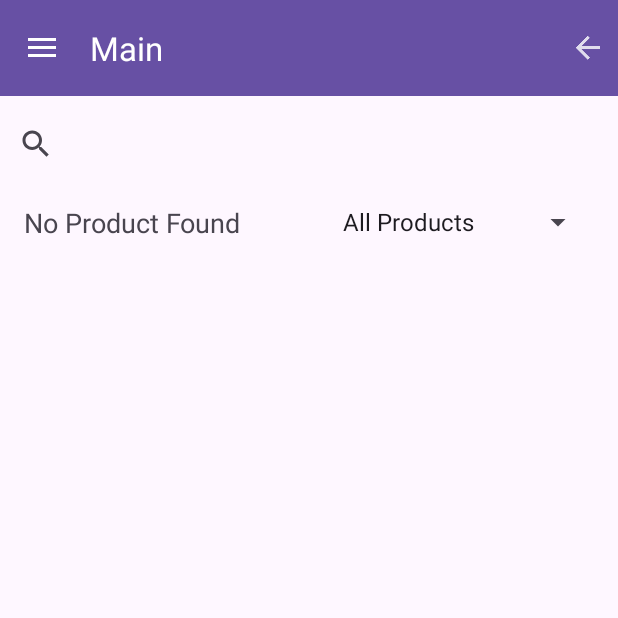
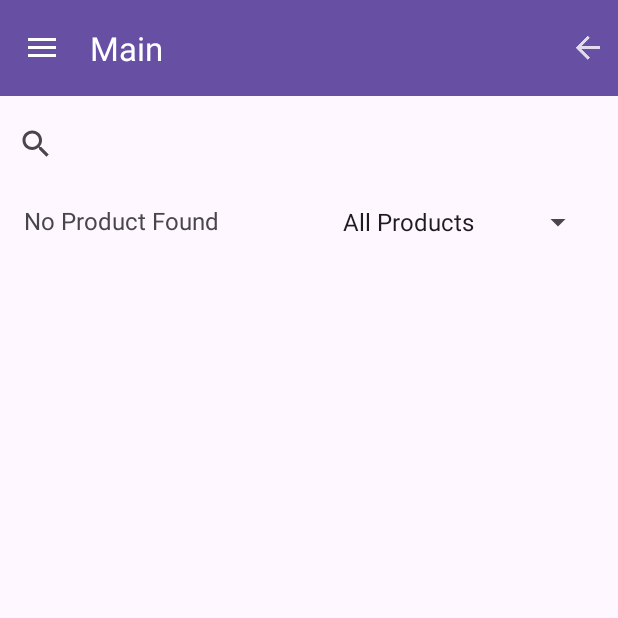
Before and after one commit to DuySE/F23_3175_G4_Marketeer, an Android app: the MainActivity screen opened directly, with no data from a screen before it, on a phone screen of 412 x 824 dp, the top half of it. Run offline under Robolectric (Android 15) with nearby library versions, the phone set to English and light mode, and no system bars; libraries missing offline, so code that uses them is left out: org.mindrot.jbcrypt.

Commit message:
Fixed the crash on Distance Filter's function when there is no product

```diff
--- a/app/src/main/java/com/example/f23_3175_g4_marketeer/MainActivity.java
+++ b/app/src/main/java/com/example/f23_3175_g4_marketeer/MainActivity.java
@@ -57,7 +57,9 @@ public class MainActivity extends DrawerActivity {
 
         SetUpSearchView();
         SetUpProductView();
-        SetUpDistanceFilter();
+        if (productList.size() != 0) {
+            SetUpDistanceFilter();
+        }
         AskLocationPermission();
     }
 
--- a/app/src/main/res/layout/activity_main.xml
+++ b/app/src/main/res/layout/activity_main.xml
@@ -24,7 +24,7 @@
         android:layout_height="wrap_content"
         android:layout_marginStart="16dp"
         android:layout_marginTop="16dp"
-        android:textSize="18sp"
+        android:textSize="16sp"
         app:layout_constraintStart_toStartOf="parent"
         app:layout_constraintTop_toBottomOf="@+id/searchView" />
 
```
